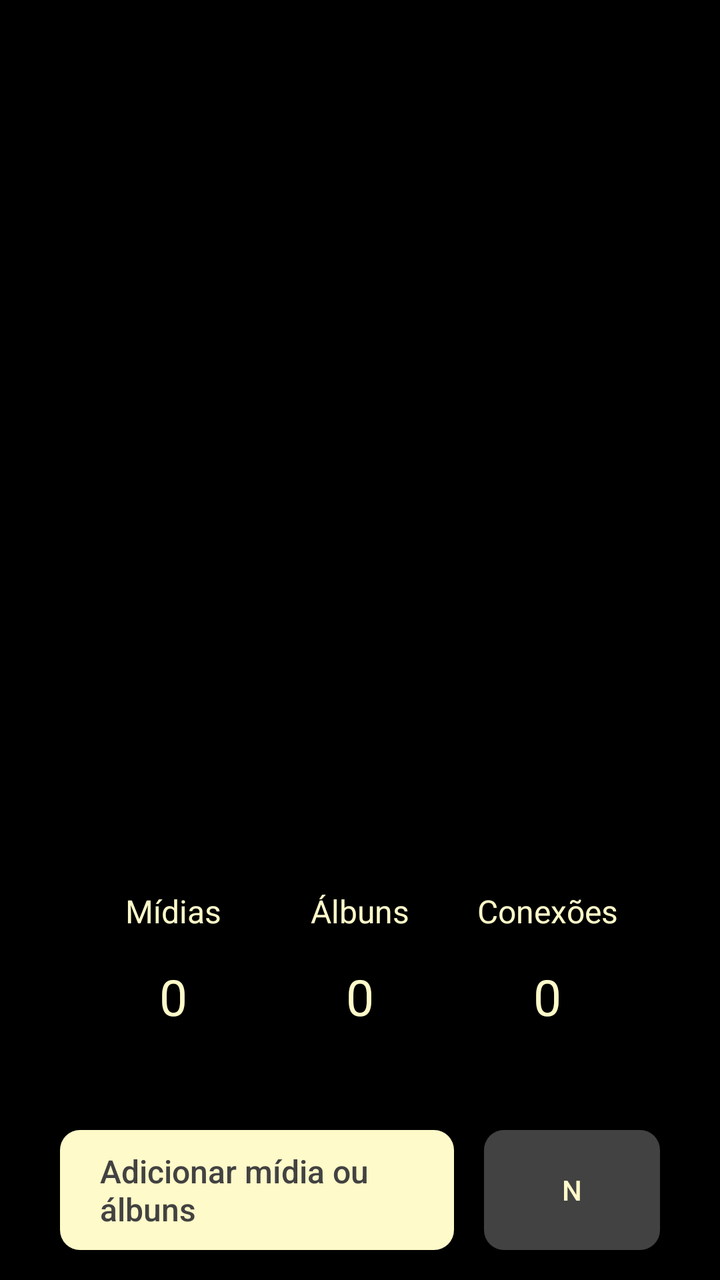
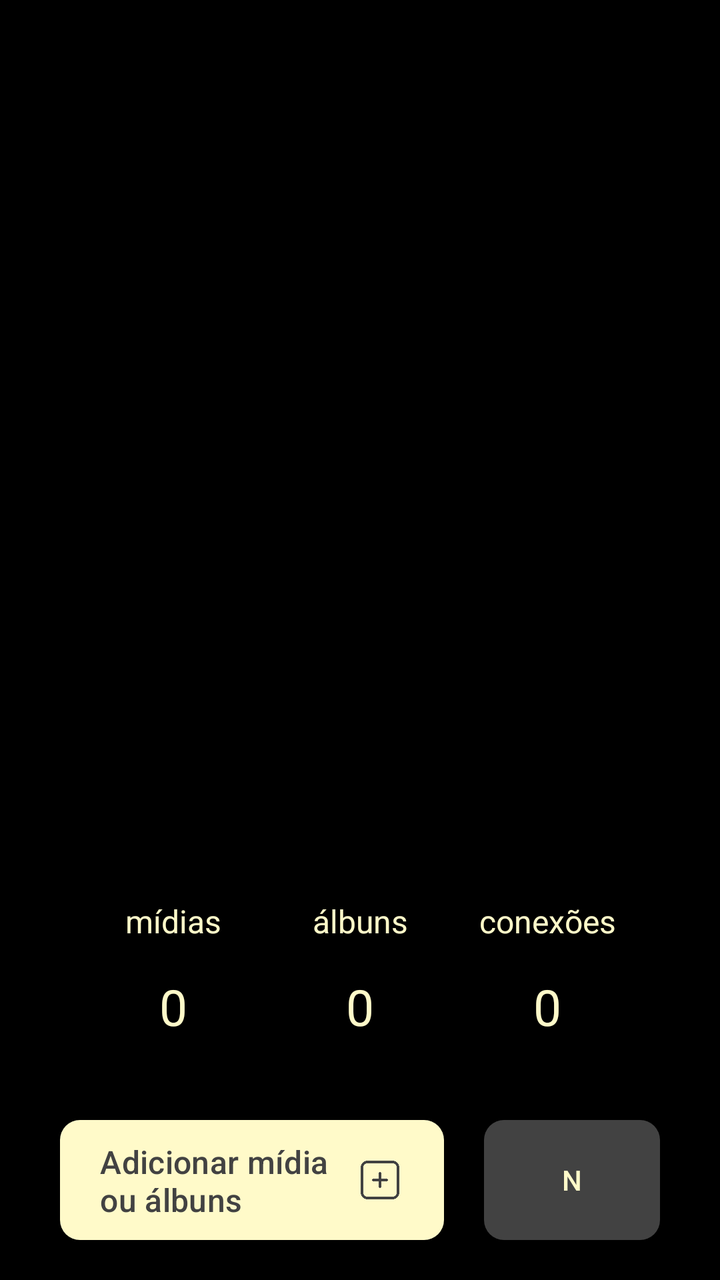

Two renders of the same Android screen: before a commit and after it. Below are the layout's source before the change and the commit's diff.
<!-- AndroidManifest.xml: application theme Theme.Monaly -->
<!-- res/layout/fragment_feed.xml -->
<?xml version="1.0" encoding="utf-8"?>
<androidx.constraintlayout.widget.ConstraintLayout xmlns:android="http://schemas.android.com/apk/res/android"
    xmlns:app="http://schemas.android.com/apk/res-auto"
    xmlns:tools="http://schemas.android.com/tools"
    android:layout_width="match_parent"
    android:layout_height="match_parent"
    android:background="@color/black"
    tools:context=".ui.fragment.navegation.FeedFragment">

    <androidx.appcompat.widget.AppCompatButton
        android:id="@+id/buttonAdd"
        android:layout_width="0dp"
        android:layout_height="60dp"
        android:layout_marginStart="30dp"
        android:layout_marginEnd="15dp"
        android:layout_marginBottom="15dp"
        android:background="@drawable/drawable_background_button_bage_10_dp"
        android:text="@string/feed_button_to_add"
        android:textColor="@color/gray_dark"
        android:textAllCaps="false"
        android:textSize="16dp"
        android:gravity="start|center_vertical"
        android:paddingStart="20dp"
        android:paddingEnd="20dp"
        app:layout_constraintBottom_toBottomOf="parent"
        app:layout_constraintEnd_toStartOf="@+id/buttonNotification"
        app:layout_constraintStart_toStartOf="parent" />

    <androidx.appcompat.widget.AppCompatButton
        android:id="@+id/buttonNotification"
        android:layout_width="wrap_content"
        android:layout_height="60dp"
        android:layout_marginEnd="30dp"
        android:layout_marginBottom="15dp"
        android:background="@drawable/drawable_background_button_gray_dark_10_dp"
        android:text="N"
        android:textColor="@color/bage_neutral"
        app:layout_constraintBottom_toBottomOf="parent"
        app:layout_constraintEnd_toEndOf="parent" />

    <TextView
        android:id="@+id/textDefaultAlbun"
        android:layout_width="wrap_content"
        android:layout_height="wrap_content"
        android:layout_marginBottom="50dp"
        android:text="@string/feed__defaut_number"
        android:textColor="@color/bage_neutral"
        android:textSize="25dp"
        app:layout_constraintBottom_toTopOf="@+id/buttonAdd"
        app:layout_constraintEnd_toEndOf="parent"
        app:layout_constraintStart_toStartOf="parent" />

    <TextView
        android:id="@+id/textDefaultConection"
        android:layout_width="wrap_content"
        android:layout_height="wrap_content"
        android:layout_marginBottom="50dp"
        android:text="@string/feed__defaut_number"
        android:textColor="@color/bage_neutral"
        android:textSize="25dp"
        app:layout_constraintBottom_toTopOf="@+id/buttonNotification"
        app:layout_constraintEnd_toEndOf="parent"
        app:layout_constraintStart_toEndOf="@+id/textDefaultAlbun" />

    <TextView
        android:id="@+id/textDefaultMidia"
        android:layout_width="wrap_content"
        android:layout_height="wrap_content"
        android:layout_marginBottom="50dp"
        android:text="@string/feed__defaut_number"
        android:textColor="@color/bage_neutral"
        android:textSize="25dp"
        app:layout_constraintBottom_toTopOf="@+id/buttonAdd"
        app:layout_constraintEnd_toStartOf="@+id/textDefaultAlbun"
        app:layout_constraintStart_toStartOf="parent" />

    <TextView
        android:id="@+id/textTitleAlbun"
        android:layout_width="wrap_content"
        android:layout_height="wrap_content"
        android:layout_marginBottom="15dp"
        android:text="@string/feed_title_albuns"
        android:textColor="@color/bage_neutral"
        android:textSize="16dp"
        app:layout_constraintBottom_toTopOf="@+id/textDefaultAlbun"
        app:layout_constraintEnd_toEndOf="parent"
        app:layout_constraintStart_toStartOf="parent" />

    <TextView
        android:id="@+id/textTitleConection"
        android:layout_width="wrap_content"
        android:layout_height="wrap_content"
        android:layout_marginBottom="15dp"
        android:text="@string/feed_title_conections"
        android:textColor="@color/bage_neutral"
        android:textSize="16dp"
        app:layout_constraintBottom_toTopOf="@+id/textDefaultConection"
        app:layout_constraintEnd_toEndOf="@+id/textDefaultConection"
        app:layout_constraintStart_toStartOf="@+id/textDefaultConection" />

    <TextView
        android:id="@+id/textTitleMidia"
        android:layout_width="wrap_content"
        android:layout_height="wrap_content"
        android:layout_marginBottom="15dp"
        android:text="@string/feed_title_midia"
        android:textColor="@color/bage_neutral"
        android:textSize="16dp"
        app:layout_constraintBottom_toTopOf="@+id/textDefaultMidia"
        app:layout_constraintEnd_toEndOf="@+id/textDefaultMidia"
        app:layout_constraintStart_toStartOf="@+id/textDefaultMidia" />

</androidx.constraintlayout.widget.ConstraintLayout>
<!-- resources referenced by this layout -->
<resources>
  <color name="bage_neutral">#FFFAC9</color>
  <color name="black">#000000</color>
  <color name="gray_dark">#424242</color>
  <!-- drawable drawable_background_button_bage_10_dp (drawable) -->
  <?xml version="1.0" encoding="utf-8"?>
  <shape xmlns:android="http://schemas.android.com/apk/res/android">
  
      <solid android:color="@color/bage_neutral"/>
      <corners android:radius="10dp"/>
  
  </shape>
  <!-- drawable drawable_background_button_gray_dark_10_dp (drawable) -->
  <?xml version="1.0" encoding="utf-8"?>
  <shape xmlns:android="http://schemas.android.com/apk/res/android">
  
      <corners android:radius="10dp"/>
      <solid android:color="@color/gray_dark"/>
  
  </shape>
  <string name="feed__defaut_number">0</string>
  <string name="feed_button_to_add">Adicionar mídia ou álbuns</string>
  <string name="feed_title_albuns">Álbuns</string>
  <string name="feed_title_conections">Conexões</string>
  <string name="feed_title_midia">Mídias</string>
  <style name="Theme.Monaly" parent="Base.Theme.Monaly" />
  <style name="Base.Theme.Monaly" parent="Theme.Material3.DayNight.NoActionBar">
  
  
          
          
  
  
          
          <item name="android:navigationBarColor">@color/black</item>
  
  
      </style>
</resources>

<!-- the commit's change to res/layout/fragment_feed.xml (unified diff, before → after) -->
@@ -7,21 +7,26 @@
     android:background="@color/black"
     tools:context=".ui.fragment.navegation.FeedFragment">
 
-    <androidx.appcompat.widget.AppCompatButton
+    <com.google.android.material.button.MaterialButton
         android:id="@+id/buttonAdd"
         android:layout_width="0dp"
         android:layout_height="60dp"
         android:layout_marginStart="30dp"
-        android:layout_marginEnd="15dp"
-        android:layout_marginBottom="15dp"
-        android:background="@drawable/drawable_background_button_bage_10_dp"
-        android:text="@string/feed_button_to_add"
-        android:textColor="@color/gray_dark"
-        android:textAllCaps="false"
-        android:textSize="16dp"
+        android:layout_marginEnd="20dp"
+        android:layout_marginBottom="20dp"
+        android:background="@drawable/drawable_background_button_gray_dark_10_dp"
         android:gravity="start|center_vertical"
         android:paddingStart="20dp"
         android:paddingEnd="20dp"
+        android:text="@string/feed_button_to_add"
+        android:textAllCaps="false"
+        android:textColor="@color/gray_dark"
+        android:textSize="16sp"
+        app:backgroundTint="@color/bage_neutral"
+        app:icon="@drawable/ic_add_gray_dark"
+        app:iconGravity="end"
+        app:iconSize="24dp"
+        app:iconTint="@null"
         app:layout_constraintBottom_toBottomOf="parent"
         app:layout_constraintEnd_toStartOf="@+id/buttonNotification"
         app:layout_constraintStart_toStartOf="parent" />
@@ -31,7 +36,7 @@
         android:layout_width="wrap_content"
         android:layout_height="60dp"
         android:layout_marginEnd="30dp"
-        android:layout_marginBottom="15dp"
+        android:layout_marginBottom="20dp"
         android:background="@drawable/drawable_background_button_gray_dark_10_dp"
         android:text="N"
         android:textColor="@color/bage_neutral"
@@ -42,7 +47,7 @@
         android:id="@+id/textDefaultAlbun"
         android:layout_width="wrap_content"
         android:layout_height="wrap_content"
-        android:layout_marginBottom="50dp"
+        android:layout_marginBottom="40dp"
         android:text="@string/feed__defaut_number"
         android:textColor="@color/bage_neutral"
         android:textSize="25dp"
@@ -54,7 +59,7 @@
         android:id="@+id/textDefaultConection"
         android:layout_width="wrap_content"
         android:layout_height="wrap_content"
-        android:layout_marginBottom="50dp"
+        android:layout_marginBottom="40dp"
         android:text="@string/feed__defaut_number"
         android:textColor="@color/bage_neutral"
         android:textSize="25dp"
@@ -66,7 +71,7 @@
         android:id="@+id/textDefaultMidia"
         android:layout_width="wrap_content"
         android:layout_height="wrap_content"
-        android:layout_marginBottom="50dp"
+        android:layout_marginBottom="40dp"
         android:text="@string/feed__defaut_number"
         android:textColor="@color/bage_neutral"
         android:textSize="25dp"
<!-- resource entries referenced after the edit -->
@@ -3,14 +3,6 @@
   <color name="bage_neutral">#FFFAC9</color>
   <color name="black">#000000</color>
   <color name="gray_dark">#424242</color>
-  <!-- drawable drawable_background_button_bage_10_dp (drawable) -->
-  <?xml version="1.0" encoding="utf-8"?>
-  <shape xmlns:android="http://schemas.android.com/apk/res/android">
-  
-      <solid android:color="@color/bage_neutral"/>
-      <corners android:radius="10dp"/>
-  
-  </shape>
   <!-- drawable drawable_background_button_gray_dark_10_dp (drawable) -->
   <?xml version="1.0" encoding="utf-8"?>
   <shape xmlns:android="http://schemas.android.com/apk/res/android">
@@ -19,11 +11,12 @@
       <solid android:color="@color/gray_dark"/>
   
   </shape>
+  <!-- drawable ic_add_gray_dark: png bitmap (drawable, 1667 bytes) -->
   <string name="feed__defaut_number">0</string>
   <string name="feed_button_to_add">Adicionar mídia ou álbuns</string>
-  <string name="feed_title_albuns">Álbuns</string>
-  <string name="feed_title_conections">Conexões</string>
-  <string name="feed_title_midia">Mídias</string>
+  <string name="feed_title_albuns">álbuns</string>
+  <string name="feed_title_conections">conexões</string>
+  <string name="feed_title_midia">mídias</string>
   <style name="Theme.Monaly" parent="Base.Theme.Monaly" />
   <style name="Base.Theme.Monaly" parent="Theme.Material3.DayNight.NoActionBar">
   
